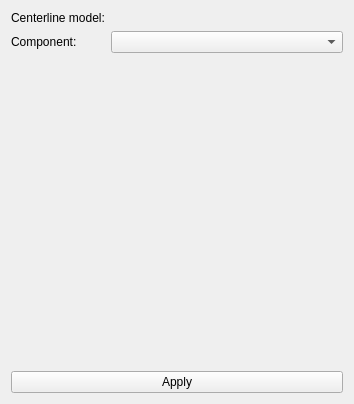
Old version of the form CenterlineDisassembly/Resources/UI/CenterlineDisassembly.ui in the repository vmtk/SlicerExtension-VMTK.
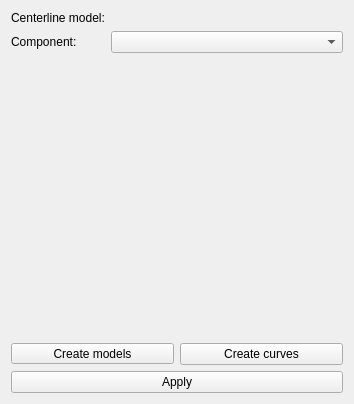
New version of the form. Custom widgets are drawn as their Qt base class.

Commit message:
Generate centerline curves in addition to models.
At the same time, process multiple output components in a single step.

What changed in the file:
```diff
--- a/CenterlineDisassembly/Resources/UI/CenterlineDisassembly.ui
+++ b/CenterlineDisassembly/Resources/UI/CenterlineDisassembly.ui
@@ -84,6 +84,44 @@
      </property>
     </spacer>
    </item>
+   <item>
+    <layout class="QHBoxLayout" name="horizontalLayout">
+     <item>
+      <widget class="QToolButton" name="optionCreateModelsToolButton">
+       <property name="sizePolicy">
+        <sizepolicy hsizetype="Preferred" vsizetype="Fixed">
+         <horstretch>0</horstretch>
+         <verstretch>0</verstretch>
+        </sizepolicy>
+       </property>
+       <property name="toolTip">
+        <string>Create centerline models</string>
+       </property>
+       <property name="text">
+        <string>Create models</string>
+       </property>
+       <property name="checkable">
+        <bool>true</bool>
+       </property>
+      </widget>
+     </item>
+     <item>
+      <widget class="ctkMenuButton" name="optionCreateCurvesMenuButton">
+       <property name="toolTip">
+        <string>Create centerline curves.
+
+Upon curve creation, the visibility of the names can be specified via the menu.</string>
+       </property>
+       <property name="text">
+        <string>Create curves</string>
+       </property>
+       <property name="checkable">
+        <bool>true</bool>
+       </property>
+      </widget>
+     </item>
+    </layout>
+   </item>
    <item>
     <widget class="QPushButton" name="applyButton">
      <property name="enabled">
@@ -100,6 +138,16 @@
   </layout>
  </widget>
  <customwidgets>
+  <customwidget>
+   <class>ctkCheckableComboBox</class>
+   <extends>QComboBox</extends>
+   <header>ctkCheckableComboBox.h</header>
+  </customwidget>
+  <customwidget>
+   <class>ctkMenuButton</class>
+   <extends>QPushButton</extends>
+   <header>ctkMenuButton.h</header>
+  </customwidget>
   <customwidget>
    <class>qMRMLNodeComboBox</class>
    <extends>QWidget</extends>
```
Left out of the diff: 8 changed lines with no effect on the pictures. The commit also changes 2 other files.
